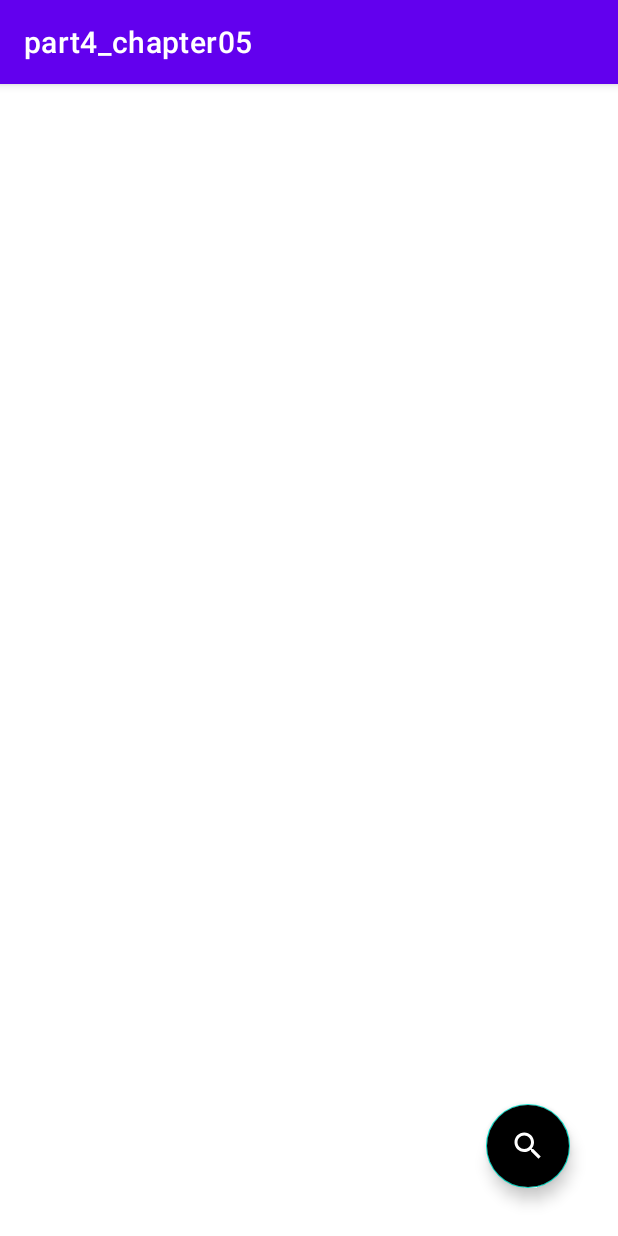
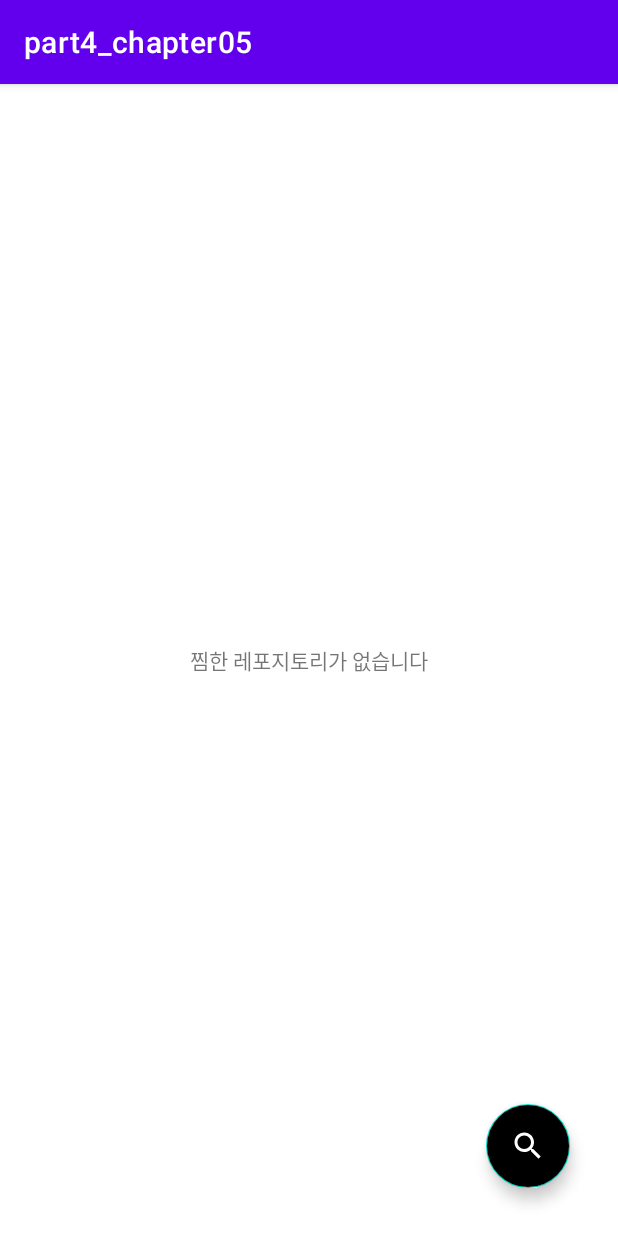
Before and after one commit to KangYeBin/part4_chapter05, an Android app: the MainActivity screen opened directly, with no data from a screen before it, on a phone screen of 412 x 824 dp. Run offline under Robolectric (Android 15) with nearby library versions, the phone set to English and light mode, and no system bars; our stand-ins replace Room's generated code.

Commit message:
06. 코드 다듬기

```diff
--- a/app/src/main/java/com/yb/part4_chapter05/MainActivity.kt
+++ b/app/src/main/java/com/yb/part4_chapter05/MainActivity.kt
@@ -4,10 +4,13 @@ import android.content.Intent
 import androidx.appcompat.app.AppCompatActivity
 import android.os.Bundle
 import android.util.Log
+import androidx.core.view.isGone
+import androidx.recyclerview.widget.LinearLayoutManager
 import com.yb.part4_chapter05.data.database.DatabaseProvider
 import com.yb.part4_chapter05.data.entity.GithubOwner
 import com.yb.part4_chapter05.data.entity.GithubRepoEntity
 import com.yb.part4_chapter05.databinding.ActivityMainBinding
+import com.yb.part4_chapter05.view.RepositoryRecyclerAdapter
 import kotlinx.coroutines.*
 import java.util.*
 import kotlin.coroutines.CoroutineContext
@@ -15,9 +18,13 @@ import kotlin.coroutines.CoroutineContext
 class MainActivity : AppCompatActivity(), CoroutineScope {
 
     private lateinit var activityMainBinding: ActivityMainBinding
+    private lateinit var repositoryRecyclerAdapter: RepositoryRecyclerAdapter
     private val job = Job()
 
-    private val repositoryDao by lazy { DatabaseProvider.provideDB(applicationContext).repositoryDao() }
+    private val repositoryDao by lazy {
+        DatabaseProvider.provideDB(applicationContext).repositoryDao()
+    }
+
 
     override val coroutineContext: CoroutineContext
         get() = Dispatchers.Main + job
@@ -27,46 +34,62 @@ class MainActivity : AppCompatActivity(), CoroutineScope {
         activityMainBinding = ActivityMainBinding.inflate(layoutInflater)
         setContentView(activityMainBinding.root)
 
+        initAdapter()
         initViews()
 
-        launch {
-            addMockData()
+    }
 
-            val githubRepositories = loadGithubRepositories()
+    private fun initAdapter() = with(activityMainBinding) {
+        repositoryRecyclerAdapter = RepositoryRecyclerAdapter()
+        recyclerView.layoutManager = LinearLayoutManager(this@MainActivity)
+    }
 
-            withContext(coroutineContext) {
-                Log.d("repositories", githubRepositories.toString())
+    private fun initViews() = with(activityMainBinding) {
+        recyclerView.adapter = repositoryRecyclerAdapter
+
+        searchButton.setOnClickListener {
+            startActivity(Intent(this@MainActivity, SearchActivity::class.java))
+        }
+
+    }
+
+    override fun onResume() {
+        super.onResume()
+
+        launch(coroutineContext) {
+            loadLikedRepositoryList()
+        }
+
+    }
+
+    private suspend fun loadLikedRepositoryList() = with(Dispatchers.IO) {
+        val repoList = repositoryDao.getAllRepositories()
+
+        withContext(Dispatchers.Main) {
+            setData(repoList)
+        }
+
+    }
+
+    private fun setData(githubRepositoryList: List<GithubRepoEntity>) = with(activityMainBinding) {
+        if (githubRepositoryList.isEmpty()) {
+            emptyResultTextView.isGone = false
+            recyclerView.isGone = true
+
+        } else {
+            emptyResultTextView.isGone = true
+            recyclerView.isGone = false
+            repositoryRecyclerAdapter.setRepositoryList(githubRepositoryList) {
+                startActivity(
+                    Intent(this@MainActivity, RepositoryActivity::class.java).apply {
+                        putExtra(RepositoryActivity.REPOSITORY_OWNER_KEY, it.owner.login)
+                        putExtra(RepositoryActivity.REPOSITORY_NAME_KEY, it.name)
+                    }
+                )
             }
         }
 
     }
 
-    private fun initViews() = with(activityMainBinding){
-        searchButton.setOnClickListener {
-            startActivity(Intent(this@MainActivity, SearchActivity::class.java))
 
-        }
-
-
-    }
-
-    private suspend fun addMockData() = withContext(Dispatchers.IO) {
-        val mockData = (0 until 10).map {
-            GithubRepoEntity(
-                name = "repo $it",
-                fullName = "name $it",
-                owner = GithubOwner("login", "avatarUrl"),
-                description = null,
-                language = null,
-                updateAt = Date().toString(),
-                stargazersCount = it
-            )
-        }
-
-        repositoryDao.insertAll(mockData)
-    }
-
-    private suspend fun loadGithubRepositories() = withContext(Dispatchers.IO) {
-        return@withContext repositoryDao.getAllRepositories()
-    }
 }
--- a/app/src/main/java/com/yb/part4_chapter05/SearchActivity.kt
+++ b/app/src/main/java/com/yb/part4_chapter05/SearchActivity.kt
@@ -3,7 +3,6 @@ package com.yb.part4_chapter05
 import android.content.Intent
 import androidx.appcompat.app.AppCompatActivity
 import android.os.Bundle
-import android.util.Log
 import android.widget.Toast
 import androidx.core.view.isGone
 import androidx.recyclerview.widget.LinearLayoutManager
--- a/app/src/main/java/com/yb/part4_chapter05/data/dao/RepositoryDao.kt
+++ b/app/src/main/java/com/yb/part4_chapter05/data/dao/RepositoryDao.kt
@@ -17,6 +17,9 @@ interface RepositoryDao {
     @Query("SELECT * FROM GithubRepository")
     suspend fun getAllRepositories(): List<GithubRepoEntity>
 
+    @Query("SELECT * FROM GithubRepository WHERE fullName = :repoName")
+    suspend fun getRepository(repoName: String): GithubRepoEntity?
+
     @Query("DELETE FROM GithubRepository WHERE fullName = :repoName")
     suspend fun remove(repoName: String)
 
--- a/app/src/main/java/com/yb/part4_chapter05/data/entity/GithubRepoEntity.kt
+++ b/app/src/main/java/com/yb/part4_chapter05/data/entity/GithubRepoEntity.kt
@@ -11,6 +11,6 @@ data class GithubRepoEntity(
     @Embedded val owner: GithubOwner,
     val description: String?,
     val language: String?,
-    val updateAt: String,
+    val updateAt: String?,
     val stargazersCount: Int
 )
--- a/app/src/main/res/layout/activity_main.xml
+++ b/app/src/main/res/layout/activity_main.xml
@@ -5,6 +5,26 @@
     android:layout_width="match_parent"
     android:layout_height="match_parent"
     tools:context=".MainActivity">
+
+    <androidx.recyclerview.widget.RecyclerView
+        android:id="@+id/recyclerView"
+        android:layout_width="0dp"
+        android:layout_height="0dp"
+        android:layout_margin="8dp"
+        app:layout_constraintBottom_toBottomOf="parent"
+        app:layout_constraintEnd_toEndOf="parent"
+        app:layout_constraintStart_toStartOf="parent"
+        app:layout_constraintTop_toTopOf="parent" />
+
+    <TextView
+        android:id="@+id/emptyResultTextView"
+        android:layout_width="wrap_content"
+        android:layout_height="wrap_content"
+        android:text="@string/no_history_result"
+        app:layout_constraintBottom_toBottomOf="parent"
+        app:layout_constraintEnd_toEndOf="parent"
+        app:layout_constraintStart_toStartOf="parent"
+        app:layout_constraintTop_toTopOf="parent" />
 
     <com.google.android.material.floatingactionbutton.FloatingActionButton
         android:id="@+id/searchButton"
--- a/app/src/main/res/layout/activity_repository.xml
+++ b/app/src/main/res/layout/activity_repository.xml
@@ -32,7 +32,7 @@
         android:layout_marginStart="8dp"
         android:textColor="@color/black"
         android:textStyle="bold"
-        android:textSize="24sp"
+        android:textSize="20sp"
         app:layout_constraintTop_toTopOf="@id/ownerProfileImageView"
         app:layout_constraintStart_toEndOf="@id/ownerProfileImageView"
         app:layout_constraintBottom_toTopOf="@id/stargazersCountText"
--- a/app/src/main/res/layout/activity_search.xml
+++ b/app/src/main/res/layout/activity_search.xml
@@ -40,7 +40,7 @@
         android:layout_width="0dp"
         android:layout_height="0dp"
         android:gravity="center"
-        android:text="@string/no_result"
+        android:text="@string/no_search_result"
         android:visibility="gone"
         app:layout_constraintBottom_toBottomOf="parent"
         app:layout_constraintEnd_toEndOf="parent"
--- a/app/src/main/res/values/strings.xml
+++ b/app/src/main/res/values/strings.xml
@@ -2,7 +2,8 @@
     <string name="app_name">part4_chapter05</string>
     <string name="search">검색</string>
     <string name="please_input_keyword">검색어를 입력해주세요</string>
-    <string name="no_result">검색 결과가 없습니다</string>
+    <string name="no_search_result">검색 결과가 없습니다</string>
     <string name="update_at">업데이트 시간</string>
     <string name="description">설명</string>
+    <string name="no_history_result">찜한 레포지토리가 없습니다</string>
 </resources>
```
Also changed, not shown: app/src/main/java/com/yb/part4_chapter05/RepositoryActivity.kt (+53 -7 lines), app/src/main/res/drawable/ic_like.xml (added, +10 -0 lines).
